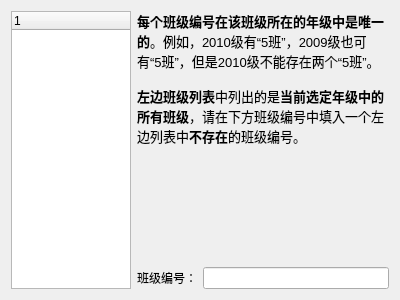
Before: the Qt Designer form src/gui/inputclassinfowizardpage.ui in fyrestone/simple-pms, drawn with Qt 5.
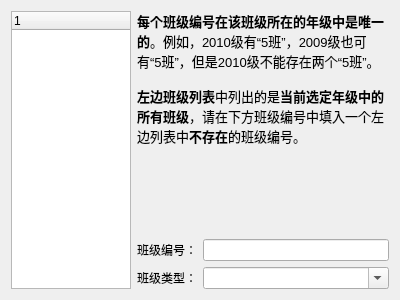
After: the same form once the commit is applied.

Commit message: 完善班级、年级添加

What changed in the file:
```diff
--- a/src/gui/inputclassinfowizardpage.ui
+++ b/src/gui/inputclassinfowizardpage.ui
@@ -13,8 +13,8 @@
   <property name="windowTitle">
    <string>WizardPage</string>
   </property>
-  <layout class="QHBoxLayout" name="horizontalLayout_2">
-   <item>
+  <layout class="QGridLayout" name="gridLayout">
+   <item row="0" column="0" rowspan="4">
     <widget class="QTreeWidget" name="classTreeWidget">
      <property name="minimumSize">
       <size>
@@ -53,9 +53,7 @@
      </column>
     </widget>
    </item>
-   <item>
-    <layout class="QVBoxLayout" name="verticalLayout">
-     <item>
+   <item row="0" column="1">
       <widget class="QLabel" name="introLabel">
        <property name="text">
         <string>&lt;!DOCTYPE HTML PUBLIC &quot;-//W3C//DTD HTML 4.0//EN&quot; &quot;http://www.w3.org/TR/REC-html40/strict.dtd&quot;&gt;
@@ -71,7 +69,7 @@
        </property>
       </widget>
      </item>
-     <item>
+   <item row="1" column="1">
       <spacer name="verticalSpacer">
        <property name="orientation">
         <enum>Qt::Vertical</enum>
@@ -79,12 +77,12 @@
        <property name="sizeHint" stdset="0">
         <size>
          <width>20</width>
-         <height>40</height>
+       <height>97</height>
         </size>
        </property>
       </spacer>
      </item>
-     <item>
+   <item row="2" column="1">
       <layout class="QHBoxLayout" name="horizontalLayout">
        <property name="sizeConstraint">
         <enum>QLayout::SetDefaultConstraint</enum>
@@ -104,6 +102,28 @@
         </widget>
        </item>
       </layout>
+   </item>
+   <item row="3" column="1">
+    <layout class="QHBoxLayout" name="horizontalLayout_2">
+     <item>
+      <widget class="QLabel" name="classTypeLabel">
+       <property name="text">
+        <string>班级类型：</string>
+       </property>
+      </widget>
+     </item>
+     <item>
+      <widget class="QComboBox" name="classTypeComboBox">
+       <property name="sizePolicy">
+        <sizepolicy hsizetype="Expanding" vsizetype="Fixed">
+         <horstretch>0</horstretch>
+         <verstretch>0</verstretch>
+        </sizepolicy>
+       </property>
+       <property name="editable">
+        <bool>true</bool>
+       </property>
+      </widget>
      </item>
     </layout>
    </item>
```
Lines whose indentation alone changed are shown as unchanged. The commit also changes 12 other files.
